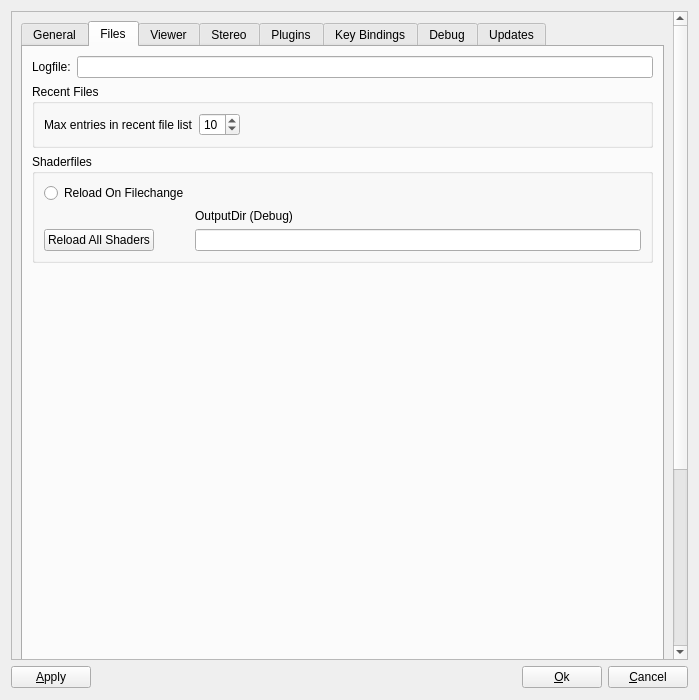
Qt form OpenFlipper/widgets/optionsWidget/optionsWidget.ui (ShenRen/OpenFlipper) before a commit.
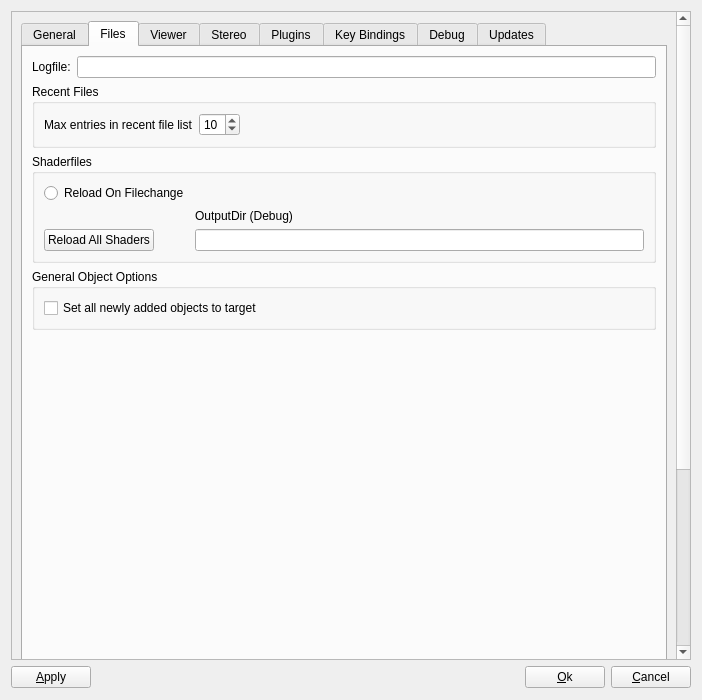
The same form after that commit. The open tabs and pages were chosen to show the change. Custom widgets are drawn as their Qt base class.

Commit message: Added option to change default behaviour on newly created objects with target setting

Patch:
```diff
--- a/OpenFlipper/widgets/optionsWidget/optionsWidget.ui
+++ b/OpenFlipper/widgets/optionsWidget/optionsWidget.ui
@@ -6,7 +6,7 @@
    <rect>
     <x>0</x>
     <y>0</y>
-    <width>699</width>
+    <width>702</width>
     <height>700</height>
    </rect>
   </property>
@@ -36,8 +36,8 @@
        <rect>
         <x>0</x>
         <y>0</y>
-        <width>662</width>
-        <height>862</height>
+        <width>721</width>
+        <height>957</height>
        </rect>
       </property>
       <layout class="QVBoxLayout" name="verticalLayout">
@@ -412,6 +412,35 @@
              </layout>
             </widget>
            </item>
+           <item>
+            <widget class="QGroupBox" name="groupBox_15">
+             <property name="title">
+              <string>General Object Options</string>
+             </property>
+             <layout class="QVBoxLayout" name="verticalLayout_27">
+              <item>
+               <layout class="QHBoxLayout" name="horizontalLayout_26">
+                <item>
+                 <widget class="QCheckBox" name="allTarget">
+                  <property name="toolTip">
+                   <string>The add empty object functions will set all new objects to be target by default</string>
+                  </property>
+                  <property name="statusTip">
+                   <string>The add empty object functions will set all new objects to be target by default</string>
+                  </property>
+                  <property name="whatsThis">
+                   <string>The add empty object functions will set all new objects to be target by default</string>
+                  </property>
+                  <property name="text">
+                   <string>Set all newly added objects to target</string>
+                  </property>
+                 </widget>
+                </item>
+               </layout>
+              </item>
+             </layout>
+            </widget>
+           </item>
            <item>
             <spacer name="verticalSpacer_5">
              <property name="orientation">
```
Left out of the diff: 2 changed lines with no effect on the pictures. The commit also changes 1 other file.
